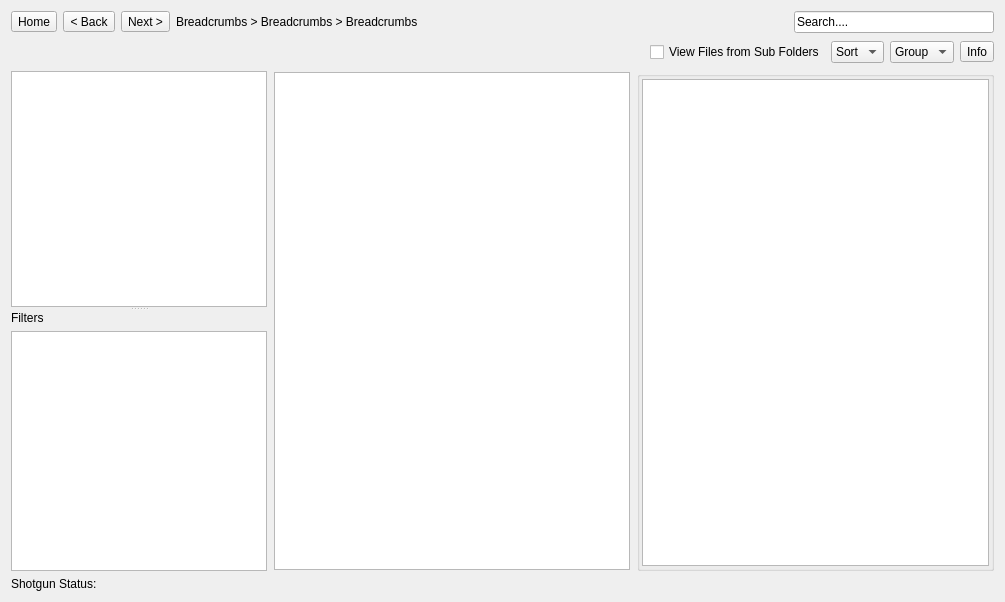
First picture: the form in resources/dialog.ui, repository shotgunsoftware/tk-multi-loader2, before the edit.
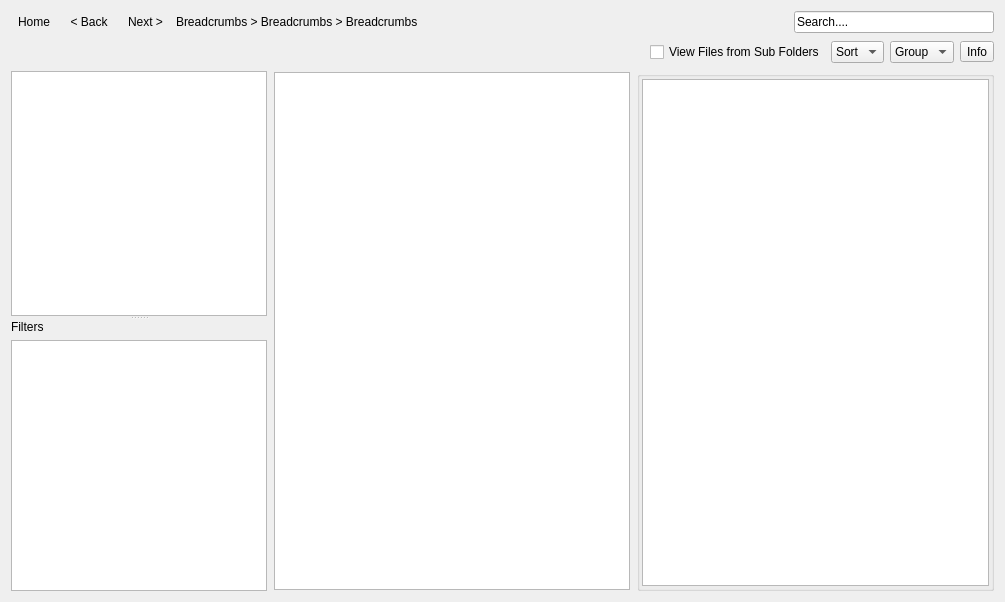
Second picture: the form after the edit. Icons and pictures are not drawn.

What changed in the file:
```diff
--- a/resources/dialog.ui
+++ b/resources/dialog.ui
@@ -21,6 +21,13 @@
        <property name="text">
         <string>Home</string>
        </property>
+       <property name="icon">
+        <iconset resource="resources.qrc">
+         <normaloff>:/res/home.png</normaloff>:/res/home.png</iconset>
+       </property>
+       <property name="autoRaise">
+        <bool>true</bool>
+       </property>
       </widget>
      </item>
      <item>
@@ -28,6 +35,13 @@
        <property name="text">
         <string>&lt; Back</string>
        </property>
+       <property name="icon">
+        <iconset resource="resources.qrc">
+         <normaloff>:/res/arrow_back.png</normaloff>:/res/arrow_back.png</iconset>
+       </property>
+       <property name="autoRaise">
+        <bool>true</bool>
+       </property>
       </widget>
      </item>
      <item>
@@ -35,6 +49,13 @@
        <property name="text">
         <string>Next &gt;</string>
        </property>
+       <property name="icon">
+        <iconset resource="resources.qrc">
+         <normaloff>:/res/arrow_forward.png</normaloff>:/res/arrow_forward.png</iconset>
+       </property>
+       <property name="autoRaise">
+        <bool>true</bool>
+       </property>
       </widget>
      </item>
      <item>
@@ -287,13 +308,6 @@
      </layout>
     </widget>
    </item>
-   <item row="3" column="0">
-    <widget class="QLabel" name="sg_status">
-     <property name="text">
-      <string>Shotgun Status:</string>
-     </property>
-    </widget>
-   </item>
   </layout>
  </widget>
  <resources>
```
